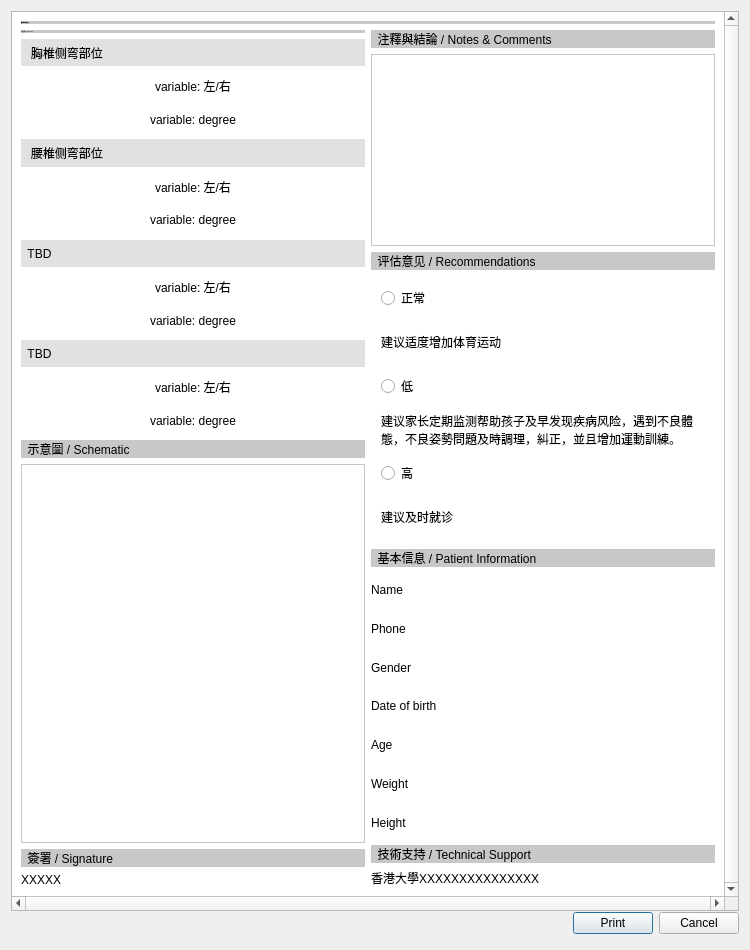
First picture: the form in DesktopApp/reportdialog.ui, repository michaelfong2017/landmark-annotator-desktop, before the edit.
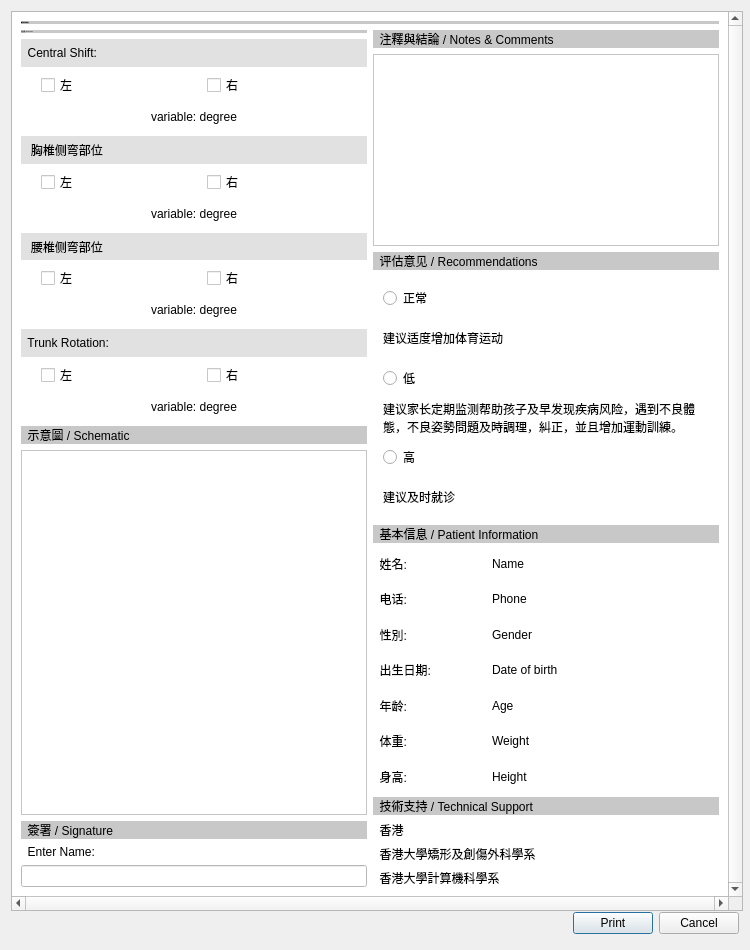
Second picture: the form after the edit.

```diff
--- a/DesktopApp/reportdialog.ui
+++ b/DesktopApp/reportdialog.ui
@@ -30,13 +30,25 @@
     <widget class="QScrollArea" name="scrollArea">
      <property name="minimumSize">
       <size>
-       <width>600</width>
+       <width>732</width>
        <height>900</height>
       </size>
      </property>
+     <property name="maximumSize">
+      <size>
+       <width>1464</width>
+       <height>1800</height>
+      </size>
+     </property>
+     <property name="sizeIncrement">
+      <size>
+       <width>10</width>
+       <height>10</height>
+      </size>
+     </property>
      <property name="baseSize">
       <size>
-       <width>600</width>
+       <width>732</width>
        <height>900</height>
       </size>
      </property>
@@ -143,26 +155,53 @@
 background-color: rgb(225, 225, 225);</string>
                  </property>
                  <property name="text">
-                  <string>   胸椎侧弯部位</string>
+                  <string>  Central Shift:</string>
                  </property>
                 </widget>
                </item>
                <item>
-                <widget class="QLabel" name="leftrightLabel_10">
+                <layout class="QHBoxLayout" name="horizontalLayout_9">
+                 <property name="leftMargin">
+                  <number>20</number>
+                 </property>
+                 <item>
+                  <widget class="QCheckBox" name="leftCheckBox1">
                  <property name="styleSheet">
-                  <string notr="true">font: 16px &quot;MS Shell Dlg 2&quot;;
+                    <string notr="true">font: 14px &quot;MS Shell Dlg 2&quot;;
 </string>
                  </property>
                  <property name="text">
-                  <string>variable: 左/右</string>
-                 </property>
-                 <property name="alignment">
-                  <set>Qt::AlignCenter</set>
-                 </property>
+                    <string>左</string>
+                   </property>
+                   <property name="checkable">
+                    <bool>true</bool>
+                   </property>
+                   <property name="autoExclusive">
+                    <bool>false</bool>
+                   </property>
                 </widget>
                </item>
                <item>
-                <widget class="QLabel" name="paramterLabel_10">
+                  <widget class="QCheckBox" name="rightCheckBox1">
+                   <property name="styleSheet">
+                    <string notr="true">font: 14px &quot;MS Shell Dlg 2&quot;;
+</string>
+                   </property>
+                   <property name="text">
+                    <string>右</string>
+                   </property>
+                   <property name="checkable">
+                    <bool>true</bool>
+                   </property>
+                   <property name="autoExclusive">
+                    <bool>false</bool>
+                   </property>
+                  </widget>
+                 </item>
+                </layout>
+               </item>
+               <item>
+                <widget class="QLabel" name="variable1Labe2">
                  <property name="styleSheet">
                   <string notr="true">font: 16px &quot;MS Shell Dlg 2&quot;;
 </string>
@@ -186,26 +225,53 @@
 background-color: rgb(225, 225, 225);</string>
                  </property>
                  <property name="text">
-                  <string>   腰椎侧弯部位</string>
+                  <string>   胸椎侧弯部位</string>
                  </property>
                 </widget>
                </item>
                <item>
-                <widget class="QLabel" name="leftrightLabel_9">
+                <layout class="QHBoxLayout" name="horizontalLayout_10" stretch="0,0">
+                 <property name="leftMargin">
+                  <number>20</number>
+                 </property>
+                 <item>
+                  <widget class="QCheckBox" name="leftCheckBox2">
                  <property name="styleSheet">
-                  <string notr="true">font: 16px &quot;MS Shell Dlg 2&quot;;
+                    <string notr="true">font: 14px &quot;MS Shell Dlg 2&quot;;
 </string>
                  </property>
                  <property name="text">
-                  <string>variable: 左/右</string>
-                 </property>
-                 <property name="alignment">
-                  <set>Qt::AlignCenter</set>
-                 </property>
+                    <string>左</string>
+                   </property>
+                   <property name="checkable">
+                    <bool>true</bool>
+                   </property>
+                   <property name="autoExclusive">
+                    <bool>false</bool>
+                   </property>
                 </widget>
                </item>
                <item>
-                <widget class="QLabel" name="paramterLabel_8">
+                  <widget class="QCheckBox" name="rightCheckBox2">
+                   <property name="styleSheet">
+                    <string notr="true">font: 14px &quot;MS Shell Dlg 2&quot;;
+</string>
+                   </property>
+                   <property name="text">
+                    <string>右</string>
+                   </property>
+                   <property name="checkable">
+                    <bool>true</bool>
+                   </property>
+                   <property name="autoExclusive">
+                    <bool>false</bool>
+                   </property>
+                  </widget>
+                 </item>
+                </layout>
+               </item>
+               <item>
+                <widget class="QLabel" name="variable1Label4">
                  <property name="styleSheet">
                   <string notr="true">font: 16px &quot;MS Shell Dlg 2&quot;;
 </string>
@@ -229,26 +295,53 @@
 background-color: rgb(225, 225, 225);</string>
                  </property>
                  <property name="text">
-                  <string>  TBD</string>
+                  <string>   腰椎侧弯部位</string>
                  </property>
                 </widget>
                </item>
                <item>
-                <widget class="QLabel" name="leftrightLabel_7">
+                <layout class="QHBoxLayout" name="horizontalLayout_11">
+                 <property name="leftMargin">
+                  <number>20</number>
+                 </property>
+                 <item>
+                  <widget class="QCheckBox" name="leftCheckBox3">
                  <property name="styleSheet">
-                  <string notr="true">font: 16px &quot;MS Shell Dlg 2&quot;;
+                    <string notr="true">font: 14px &quot;MS Shell Dlg 2&quot;;
 </string>
                  </property>
                  <property name="text">
-                  <string>variable: 左/右</string>
-                 </property>
-                 <property name="alignment">
-                  <set>Qt::AlignCenter</set>
-                 </property>
+                    <string>左</string>
+                   </property>
+                   <property name="checkable">
+                    <bool>true</bool>
+                   </property>
+                   <property name="autoExclusive">
+                    <bool>false</bool>
+                   </property>
                 </widget>
                </item>
                <item>
-                <widget class="QLabel" name="paramterLabel_9">
+                  <widget class="QCheckBox" name="rightCheckBox3">
+                   <property name="styleSheet">
+                    <string notr="true">font: 14px &quot;MS Shell Dlg 2&quot;;
+</string>
+                   </property>
+                   <property name="text">
+                    <string>右</string>
+                   </property>
+                   <property name="checkable">
+                    <bool>true</bool>
+                   </property>
+                   <property name="autoExclusive">
+                    <bool>false</bool>
+                   </property>
+                  </widget>
+                 </item>
+                </layout>
+               </item>
+               <item>
+                <widget class="QLabel" name="variable1Label6">
                  <property name="styleSheet">
                   <string notr="true">font: 16px &quot;MS Shell Dlg 2&quot;;
 </string>
@@ -272,26 +365,53 @@
 background-color: rgb(225, 225, 225);</string>
                  </property>
                  <property name="text">
-                  <string>  TBD</string>
+                  <string>  Trunk Rotation:</string>
                  </property>
                 </widget>
                </item>
                <item>
-                <widget class="QLabel" name="leftrightLabel_11">
+                <layout class="QHBoxLayout" name="horizontalLayout_12">
+                 <property name="leftMargin">
+                  <number>20</number>
+                 </property>
+                 <item>
+                  <widget class="QCheckBox" name="leftCheckBox4">
                  <property name="styleSheet">
-                  <string notr="true">font: 16px &quot;MS Shell Dlg 2&quot;;
+                    <string notr="true">font: 14px &quot;MS Shell Dlg 2&quot;;
 </string>
                  </property>
                  <property name="text">
-                  <string>variable: 左/右</string>
-                 </property>
-                 <property name="alignment">
-                  <set>Qt::AlignCenter</set>
-                 </property>
+                    <string>左</string>
+                   </property>
+                   <property name="checkable">
+                    <bool>true</bool>
+                   </property>
+                   <property name="autoExclusive">
+                    <bool>false</bool>
+                   </property>
                 </widget>
                </item>
                <item>
-                <widget class="QLabel" name="paramterLabel_11">
+                  <widget class="QCheckBox" name="rightCheckBox4">
+                   <property name="styleSheet">
+                    <string notr="true">font: 14px &quot;MS Shell Dlg 2&quot;;
+</string>
+                   </property>
+                   <property name="text">
+                    <string>右</string>
+                   </property>
+                   <property name="checkable">
+                    <bool>true</bool>
+                   </property>
+                   <property name="autoExclusive">
+                    <bool>false</bool>
+                   </property>
+                  </widget>
+                 </item>
+                </layout>
+               </item>
+               <item>
+                <widget class="QLabel" name="variable1Label8">
                  <property name="styleSheet">
                   <string notr="true">font: 16px &quot;MS Shell Dlg 2&quot;;
 </string>
@@ -331,7 +451,20 @@
               </widget>
              </item>
              <item>
-              <widget class="QGraphicsView" name="graphicsView"/>
+              <widget class="QGraphicsView" name="graphicsView">
+               <property name="mouseTracking">
+                <bool>false</bool>
+               </property>
+               <property name="tabletTracking">
+                <bool>false</bool>
+               </property>
+               <property name="acceptDrops">
+                <bool>true</bool>
+               </property>
+               <property name="interactive">
+                <bool>false</bool>
+               </property>
+              </widget>
              </item>
             </layout>
            </item>
@@ -356,11 +489,18 @@
              </item>
              <item>
               <widget class="QLabel" name="label_21">
+               <property name="styleSheet">
+                <string notr="true">font: 12px &quot;MS Shell Dlg 2&quot;;
+</string>
+               </property>
                <property name="text">
-                <string>XXXXX</string>
+                <string>  Enter Name:</string>
                </property>
               </widget>
              </item>
+             <item>
+              <widget class="QLineEdit" name="lineEdit"/>
+             </item>
             </layout>
            </item>
           </layout>
@@ -520,6 +660,19 @@
               </widget>
              </item>
              <item>
+              <layout class="QHBoxLayout" name="horizontalLayout_8" stretch="1,2">
+               <item>
+                <widget class="QLabel" name="label_8">
+                 <property name="styleSheet">
+                  <string notr="true">font: 12px &quot;MS Shell Dlg 2&quot;;
+</string>
+                 </property>
+                 <property name="text">
+                  <string>  姓名: </string>
+                 </property>
+                </widget>
+               </item>
+               <item>
               <widget class="QLabel" name="NameLabel">
                <property name="styleSheet">
                 <string notr="true">font: 12px &quot;MS Shell Dlg 2&quot;;
@@ -530,6 +683,21 @@
                </property>
               </widget>
              </item>
+              </layout>
+             </item>
+             <item>
+              <layout class="QHBoxLayout" name="horizontalLayout_7" stretch="1,2">
+               <item>
+                <widget class="QLabel" name="label_9">
+                 <property name="styleSheet">
+                  <string notr="true">font: 12px &quot;MS Shell Dlg 2&quot;;
+</string>
+                 </property>
+                 <property name="text">
+                  <string>  电话: </string>
+                 </property>
+                </widget>
+               </item>
              <item>
               <widget class="QLabel" name="PhoneLabel">
                <property name="styleSheet">
@@ -541,6 +709,21 @@
                </property>
               </widget>
              </item>
+              </layout>
+             </item>
+             <item>
+              <layout class="QHBoxLayout" name="horizontalLayout_2" stretch="1,2">
+               <item>
+                <widget class="QLabel" name="label_10">
+                 <property name="styleSheet">
+                  <string notr="true">font: 12px &quot;MS Shell Dlg 2&quot;;
+</string>
+                 </property>
+                 <property name="text">
+                  <string>  性別: </string>
+                 </property>
+                </widget>
+               </item>
              <item>
               <widget class="QLabel" name="GenerLabel">
                <property name="styleSheet">
@@ -552,6 +735,21 @@
                </property>
               </widget>
              </item>
+              </layout>
+             </item>
+             <item>
+              <layout class="QHBoxLayout" name="horizontalLayout_3" stretch="1,2">
+               <item>
+                <widget class="QLabel" name="label_11">
+                 <property name="styleSheet">
+                  <string notr="true">font: 12px &quot;MS Shell Dlg 2&quot;;
+</string>
+                 </property>
+                 <property name="text">
+                  <string>  出生日期: </string>
+                 </property>
+                </widget>
+               </item>
              <item>
               <widget class="QLabel" name="BirthLabel">
                <property name="styleSheet">
@@ -563,6 +761,21 @@
                </property>
               </widget>
              </item>
+              </layout>
+             </item>
+             <item>
+              <layout class="QHBoxLayout" name="horizontalLayout_6" stretch="1,2">
+               <item>
+                <widget class="QLabel" name="label_12">
+                 <property name="styleSheet">
+                  <string notr="true">font: 12px &quot;MS Shell Dlg 2&quot;;
+</string>
+                 </property>
+                 <property name="text">
+                  <string>  年龄: </string>
+                 </property>
+                </widget>
+               </item>
              <item>
               <widget class="QLabel" name="AgeLabel">
                <property name="styleSheet">
@@ -574,6 +787,21 @@
                </property>
               </widget>
              </item>
+              </layout>
+             </item>
+             <item>
+              <layout class="QHBoxLayout" name="horizontalLayout_5" stretch="1,2">
+               <item>
+                <widget class="QLabel" name="label_13">
+                 <property name="styleSheet">
+                  <string notr="true">font: 12px &quot;MS Shell Dlg 2&quot;;
+</string>
+                 </property>
+                 <property name="text">
+                  <string>  体重: </string>
+                 </property>
+                </widget>
+               </item>
              <item>
               <widget class="QLabel" name="WeightLabel">
                <property name="styleSheet">
@@ -585,6 +813,21 @@
                </property>
               </widget>
              </item>
+              </layout>
+             </item>
+             <item>
+              <layout class="QHBoxLayout" name="horizontalLayout_4" stretch="1,2">
+               <item>
+                <widget class="QLabel" name="label_22">
+                 <property name="styleSheet">
+                  <string notr="true">font: 12px &quot;MS Shell Dlg 2&quot;;
+</string>
+                 </property>
+                 <property name="text">
+                  <string>  身高: </string>
+                 </property>
+                </widget>
+               </item>
              <item>
               <widget class="QLabel" name="HeightLabel">
                <property name="styleSheet">
@@ -598,6 +841,8 @@
              </item>
             </layout>
            </item>
+            </layout>
+           </item>
            <item>
             <layout class="QVBoxLayout" name="TechnicalSupport">
              <item>
@@ -617,10 +862,36 @@
                </property>
               </widget>
              </item>
+             <item>
+              <widget class="QLabel" name="label_4">
+               <property name="styleSheet">
+                <string notr="true">font: 12px &quot;MS Shell Dlg 2&quot;;
+</string>
+               </property>
+               <property name="text">
+                <string>  香港</string>
+               </property>
+              </widget>
+             </item>
              <item>
               <widget class="QLabel" name="label_16">
+               <property name="styleSheet">
+                <string notr="true">font: 12px &quot;MS Shell Dlg 2&quot;;
+</string>
+               </property>
                <property name="text">
-                <string>香港大學XXXXXXXXXXXXXXX</string>
+                <string>  香港大學矯形及創傷外科學系</string>
+               </property>
+              </widget>
+             </item>
+             <item>
+              <widget class="QLabel" name="label_3">
+               <property name="styleSheet">
+                <string notr="true">font: 12px &quot;MS Shell Dlg 2&quot;;
+</string>
+               </property>
+               <property name="text">
+                <string>  香港大學計算機科學系</string>
                </property>
               </widget>
              </item>
```
Lines whose indentation alone changed are shown as unchanged.
